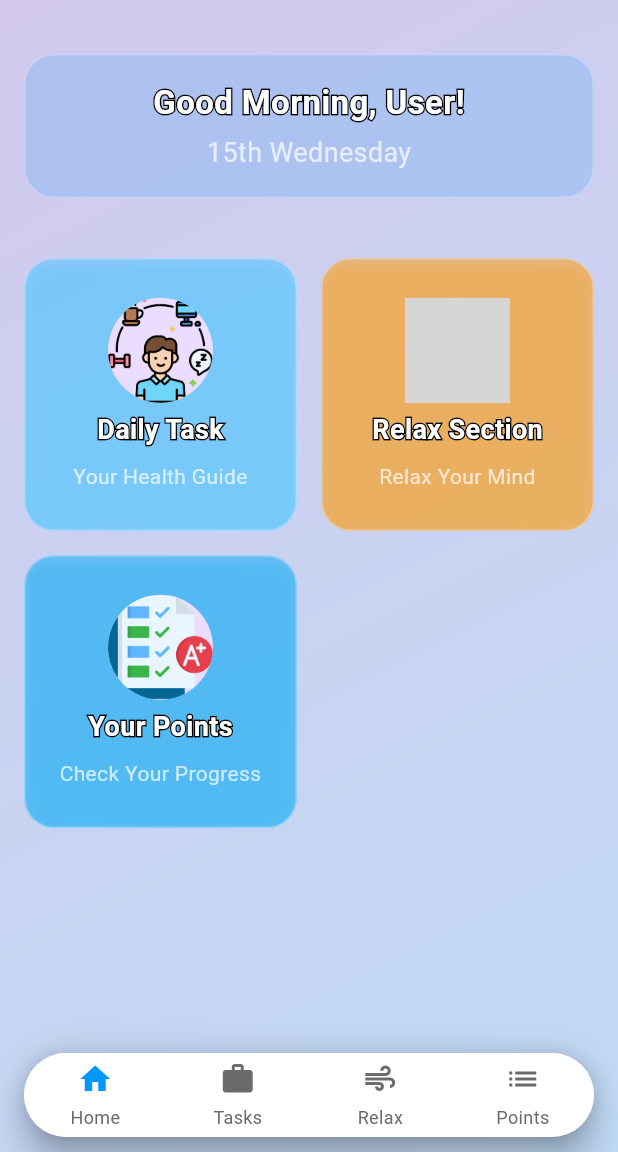
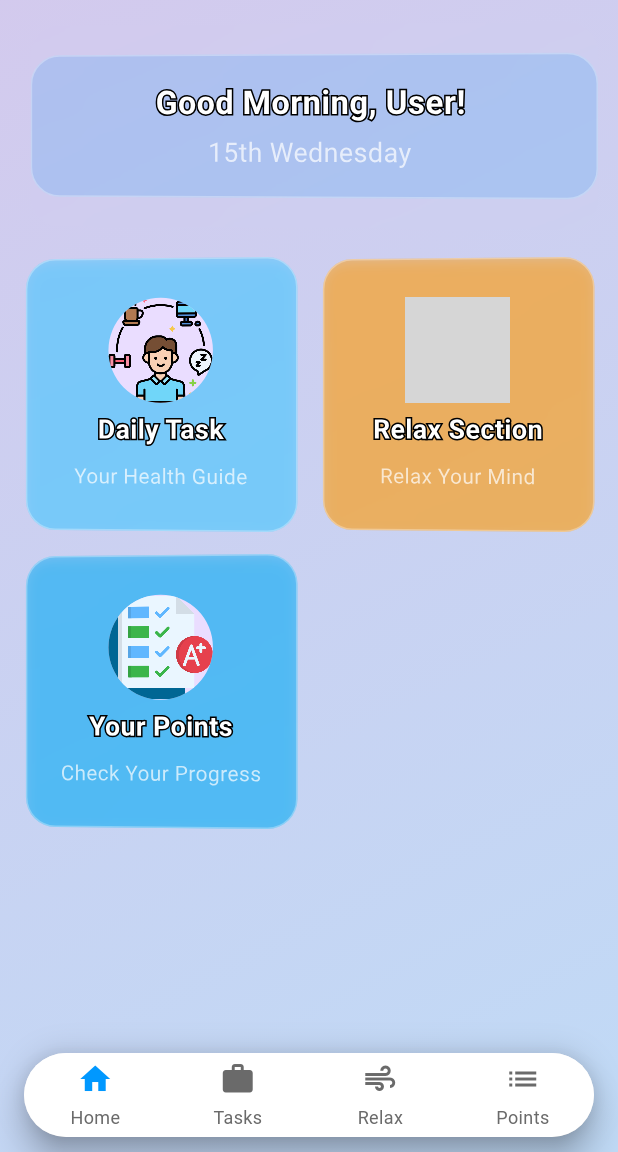
Before and after one commit to riyajidevindu/BeMA_App_V2, a Flutter app: the screen it shows once a user with an empty profile is signed in, on a phone screen of 412 x 824 dp, the part 84-1236 px from its top. Run offline on Flutter 3.47's test engine with Material 3 defaults, Android fonts, the phone set to English and light mode, and no system bars; drawn by our look-alikes of custom_navigation_bar; our stand-ins replace awesome_snackbar_content, cloud_firestore, connectivity_plus, firebase_auth, firebase_core, firebase_storage and 4 more; missing offline and left inert: model_viewer_plus, record; accounts and stored records are empty; statements that could not run were skipped; grey boxes are pictures that could not be loaded.

Commit message:
Enhance HomeScreen UI with 3D transformation effects; improve card interactions and visual depth for a more engaging user experience

```diff
--- a/bema_application/lib/features/home/screens/home_screen.dart
+++ b/bema_application/lib/features/home/screens/home_screen.dart
@@ -113,7 +113,12 @@ class _HomeScreenState extends State<HomeScreen> {
         child: Column(
           crossAxisAlignment: CrossAxisAlignment.start,
           children: [
-            ClipRRect(
+            Transform(
+              transform: Matrix4.identity()
+                ..setEntry(3, 2, 0.001)
+                ..rotateY(0.1),
+              alignment: FractionalOffset.center,
+              child: ClipRRect(
                 borderRadius: BorderRadius.circular(20),
                 child: BackdropFilter(
                   filter: ImageFilter.blur(sigmaX: 10, sigmaY: 10),
@@ -147,6 +152,7 @@ class _HomeScreenState extends State<HomeScreen> {
                           ),
                         ),
                       ],
+                    ),
                   ),
                 ),
               ),
@@ -213,7 +219,19 @@ class _HomeScreenState extends State<HomeScreen> {
     required Color color,
     VoidCallback? onTap, // onTap can be null if not provided
   }) {
-    return ClipRRect(
+    return MouseRegion(
+      onEnter: (event) {
+        setState(() {});
+      },
+      onExit: (event) {
+        setState(() {});
+      },
+      child: Transform(
+        transform: Matrix4.identity()
+          ..setEntry(3, 2, 0.001)
+          ..rotateY(0.1),
+        alignment: FractionalOffset.center,
+        child: ClipRRect(
           borderRadius: BorderRadius.circular(20),
           child: BackdropFilter(
             filter: ImageFilter.blur(sigmaX: 10, sigmaY: 10),
@@ -261,6 +279,8 @@ class _HomeScreenState extends State<HomeScreen> {
               ),
             ),
           ),
+        ),
+      ),
     );
   }
 
```
Lines whose indentation alone changed are shown as unchanged.
